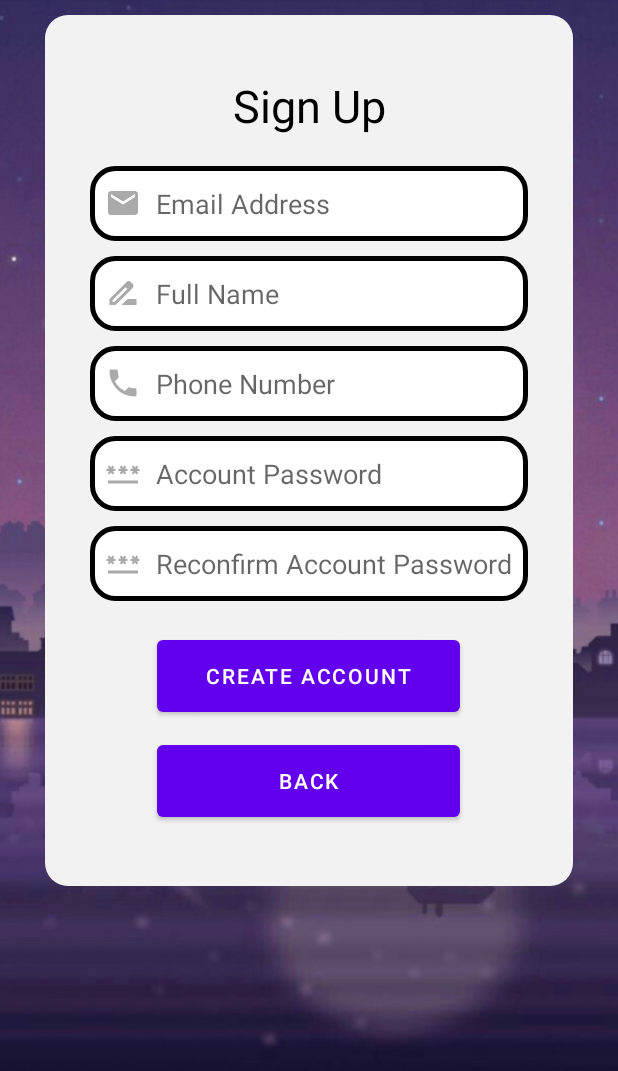
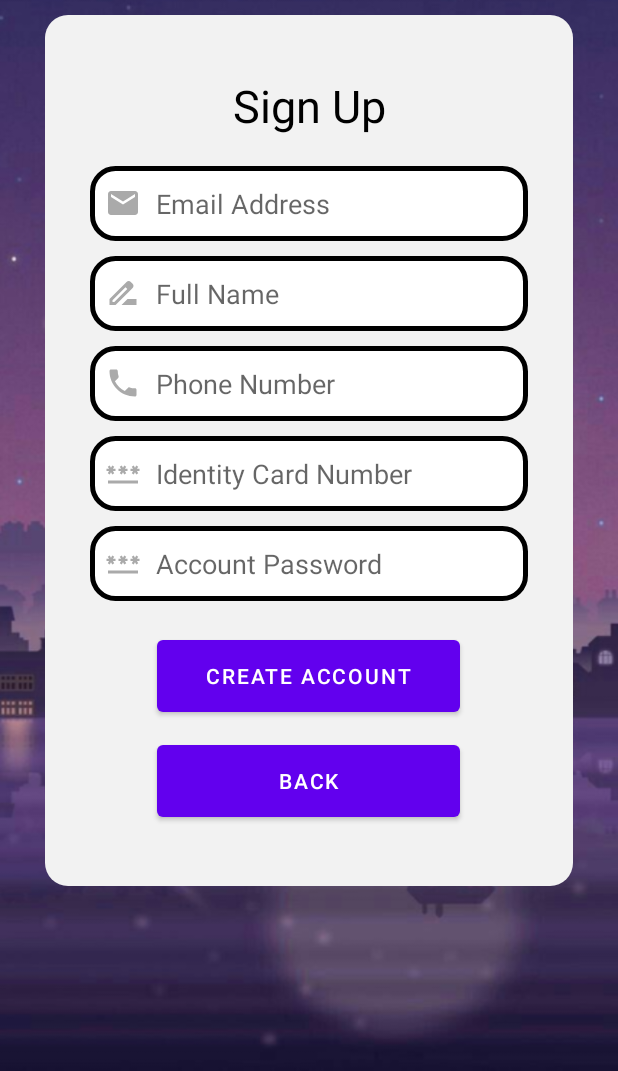
Before and after one commit to mikey6767/KovidTracker, an Android app: the screen it shows after launch (SignupActivity), after a tap on "SIGN UP", on a phone screen of 412 x 824 dp, the part 165-1236 px from its top. Run offline under Robolectric (Android 15) with nearby library versions, the phone set to English and light mode, and no system bars; our stand-ins replace Firebase (no records; nobody signed in at launch, a user with empty details on screens opened directly); 1 other tap on this screen came first.

Commit message:
added user login and register

```diff
--- a/app/build.gradle
+++ b/app/build.gradle
@@ -39,6 +39,9 @@ dependencies {
     implementation 'com.google.android.material:material:1.4.0'
     implementation 'androidx.constraintlayout:constraintlayout:2.0.4'
     implementation 'androidx.legacy:legacy-support-v4:1.0.0'
+    implementation 'com.google.firebase:firebase-database:20.0.5'
+    implementation 'com.google.firebase:firebase-firestore:24.1.2'
+    implementation 'com.google.firebase:firebase-auth:21.0.5'
     testImplementation 'junit:junit:4.13.2'
     androidTestImplementation 'androidx.test.ext:junit:1.1.3'
     androidTestImplementation 'androidx.test.espresso:espresso-core:3.4.0'
--- /dev/null
+++ b/app/src/main/java/com/example/kovidtracker/LoginActivity.java
@@ -0,0 +1,89 @@
+package com.example.kovidtracker;
+
+import androidx.annotation.NonNull;
+import androidx.appcompat.app.AppCompatActivity;
+
+import android.content.Intent;
+import android.os.Bundle;
+import android.text.TextUtils;
+import android.view.View;
+import android.widget.Button;
+import android.widget.EditText;
+import android.widget.TextView;
+import android.widget.Toast;
+
+import com.google.android.gms.tasks.OnCompleteListener;
+import com.google.android.gms.tasks.Task;
+import com.google.firebase.auth.AuthResult;
+import com.google.firebase.auth.FirebaseAuth;
+
+public class LoginActivity extends AppCompatActivity {
+
+    FirebaseAuth auth;
+
+    EditText mEmail,mPassword;
+
+    Button mSignupBtn;
+    Button mLoginBtn;
+
+    @Override
+    protected void onCreate(Bundle savedInstanceState) {
+        super.onCreate(savedInstanceState);
+        setContentView(R.layout.activity_login);
+
+        mEmail = findViewById(R.id.et_loginEmail);
+        mPassword = findViewById(R.id.et_loginPassword);
+        mSignupBtn = findViewById(R.id.btn_signup);
+        mLoginBtn = findViewById(R.id.btn_login);
+        auth = FirebaseAuth.getInstance();
+
+        mSignupBtn.setOnClickListener(new View.OnClickListener() {
+            public void onClick(View v) {
+                Intent intent = new Intent(LoginActivity.this, SignupActivity.class);
+                startActivity(intent);
+                //finish();
+            }
+        });
+
+
+        mLoginBtn.setOnClickListener(new View.OnClickListener() {
+            @Override
+            public void onClick(View v) {
+
+                String email = mEmail.getText().toString().trim();
+                String password = mPassword.getText().toString().trim();
+
+                if(TextUtils.isEmpty(email)){
+                    mEmail.setError("Email is Required!");
+                    return;
+                }
+
+                if(TextUtils.isEmpty(password)){
+                    mPassword.setError("Password is Required!");
+                    return;
+                }
+
+                if(password.length() < 6){
+                    mPassword.setError("Password Must be More Than 6 Characters");
+                    return;
+                }
+
+                // authenticate the user
+
+                auth.signInWithEmailAndPassword(email,password).addOnCompleteListener(new OnCompleteListener<AuthResult>() {
+                    @Override
+                    public void onComplete(@NonNull Task<AuthResult> task) {
+                        if(task.isSuccessful()){
+                            Toast.makeText(LoginActivity.this, "Logged in Successfully. Welcome!", Toast.LENGTH_SHORT).show();
+                            startActivity(new Intent(getApplicationContext(),MainActivity.class));
+                        }else {
+                            Toast.makeText(LoginActivity.this, "Login Error! Is Your Email or Password Correct?" + task.getException().getMessage(), Toast.LENGTH_SHORT).show();
+                        }
+
+                    }
+                });
+
+            }
+        });
+    }
+}
--- a/app/src/main/java/com/example/kovidtracker/LoginActivity.kt
+++ /dev/null
@@ -1,27 +0,0 @@
-package com.example.kovidtracker
-
-import android.content.Intent
-import androidx.appcompat.app.AppCompatActivity
-import android.os.Bundle
-import android.widget.Button
-
-class LoginActivity : AppCompatActivity() {
-    override fun onCreate(savedInstanceState: Bundle?) {
-        super.onCreate(savedInstanceState)
-        setContentView(R.layout.activity_login)
-
-        val btn_login = findViewById<Button>(R.id.btn_login)
-        btn_login.setOnClickListener {
-            val intent = Intent(this, MainActivity::class.java)
-            startActivity(intent)
-        }
-
-        val btn_signup = findViewById<Button>(R.id.btn_signup)
-        btn_signup.setOnClickListener {
-            val intent = Intent(this, SignupActivity::class.java)
-            startActivity(intent)
-        }
-    }
-
-
-}
--- /dev/null
+++ b/app/src/main/java/com/example/kovidtracker/SignupActivity.java
@@ -0,0 +1,166 @@
+package com.example.kovidtracker;
+
+import android.content.Intent;
+import android.os.Bundle;
+import android.text.TextUtils;
+import android.util.Log;
+import android.view.View;
+import android.widget.Button;
+import android.widget.EditText;
+import android.widget.ProgressBar;
+import android.widget.TextView;
+import android.widget.Toast;
+
+import androidx.annotation.NonNull;
+import androidx.appcompat.app.AppCompatActivity;
+
+import com.example.kovidtracker.LoginActivity;
+import com.google.android.gms.tasks.OnCompleteListener;
+import com.google.android.gms.tasks.OnFailureListener;
+import com.google.android.gms.tasks.OnSuccessListener;
+import com.google.android.gms.tasks.Task;
+import com.google.firebase.auth.AuthResult;
+import com.google.firebase.auth.FirebaseAuth;
+import com.google.firebase.auth.FirebaseUser;
+import com.google.firebase.firestore.DocumentReference;
+import com.google.firebase.firestore.FirebaseFirestore;
+
+import java.util.HashMap;
+import java.util.Map;
+
+public class SignupActivity extends AppCompatActivity {
+    public static final String TAG = "TAG";
+    EditText mName,mEmail,mPassword,mPhone, mIC;
+    Button mRegisterBtn;
+    TextView mBackBtn;
+    FirebaseAuth auth;
+    ProgressBar progressBar;
+    FirebaseFirestore fStore;
+    String userID;
+
+    @Override
+    protected void onCreate(Bundle savedInstanceState) {
+        super.onCreate(savedInstanceState);
+        setContentView(R.layout.activity_signup);
+
+        mName   = findViewById(R.id.et_registerFullName);
+        mIC   = findViewById(R.id.et_registerIC);
+        mPhone   = findViewById(R.id.et_registerPhoneNumber);
+        mEmail   = findViewById(R.id.et_registerEmail);
+        mPassword   = findViewById(R.id.et_registerPassword);
+        mRegisterBtn = findViewById(R.id.btn_register);
+        mBackBtn = findViewById(R.id.btn_backlogin);
+
+        auth = FirebaseAuth.getInstance();
+        fStore = FirebaseFirestore.getInstance();
+
+        if(auth.getCurrentUser() != null){
+            startActivity(new Intent(getApplicationContext(),MainActivity.class));
+            finish();
+        }
+
+
+        mRegisterBtn.setOnClickListener(new View.OnClickListener() {
+            @Override
+            public void onClick(View v) {
+                final String email = mEmail.getText().toString().trim();
+                String password = mPassword.getText().toString().trim();
+                final String fullName = mName.getText().toString();
+                final String phone    = mPhone.getText().toString();
+                final String IC    = mIC.getText().toString();
+
+                if(TextUtils.isEmpty(fullName)){
+                    mName.setError("Name is Required!");
+                    return;
+                }
+
+                if(TextUtils.isEmpty(phone)){
+                    mPhone.setError("Phone is Required!");
+                    return;
+                }
+
+                if(TextUtils.isEmpty(IC)){
+                    mIC.setError("IC is Required!");
+                    return;
+                }
+
+                if(TextUtils.isEmpty(email)){
+                    mEmail.setError("Email is Required!");
+                    return;
+                }
+
+                if(TextUtils.isEmpty(password)){
+                    mPassword.setError("Password is Required!");
+                    return;
+                }
+
+                if(password.length() < 6){
+                    mPassword.setError("Password Must be More Than Characters");
+                    return;
+                }
+
+
+                // register the user in firebase
+
+                auth.createUserWithEmailAndPassword(email,password).addOnCompleteListener(new OnCompleteListener<AuthResult>() {
+                    @Override
+                    public void onComplete(@NonNull Task<AuthResult> task) {
+                        if(task.isSuccessful()){
+
+                            // send verification link
+
+                            FirebaseUser fuser = auth.getCurrentUser();
+                            fuser.sendEmailVerification().addOnSuccessListener(new OnSuccessListener<Void>() {
+                                @Override
+                                public void onSuccess(Void aVoid) {
+                                    Toast.makeText(SignupActivity.this, "Verification Email Has been Sent. Please Check Your Email.", Toast.LENGTH_SHORT).show();
+                                }
+                            }).addOnFailureListener(new OnFailureListener() {
+                                @Override
+                                public void onFailure(@NonNull Exception e) {
+                                    Log.d(TAG, "onFailure: Email not sent " + e.getMessage());
+                                }
+                            });
+
+                            Toast.makeText(SignupActivity.this, "User Created.", Toast.LENGTH_SHORT).show();
+                            userID = auth.getCurrentUser().getUid();
+                            DocumentReference documentReference = fStore.collection("users").document(userID);
+                            Map<String,Object> user = new HashMap<>();
+                            user.put("fName",fullName);
+                            user.put("email",email);
+                            user.put("phone",phone);
+                            user.put("IC",IC);
+                            documentReference.set(user).addOnSuccessListener(new OnSuccessListener<Void>() {
+                                @Override
+                                public void onSuccess(Void aVoid) {
+                                    Log.d(TAG, "onSuccess: user Profile is created for "+ userID);
+                                }
+                            }).addOnFailureListener(new OnFailureListener() {
+                                @Override
+                                public void onFailure(@NonNull Exception e) {
+                                    Log.d(TAG, "onFailure: " + e.toString());
+                                }
+                            });
+                            startActivity(new Intent(getApplicationContext(),MainActivity.class));
+
+                        }else {
+                            Toast.makeText(SignupActivity.this, "Error ! " + task.getException().getMessage(), Toast.LENGTH_SHORT).show();
+                            progressBar.setVisibility(View.GONE);
+                        }
+                    }
+                });
+            }
+        });
+
+
+
+        mBackBtn.setOnClickListener(new View.OnClickListener() {
+            @Override
+            public void onClick(View v) {
+                startActivity(new Intent(getApplicationContext(), LoginActivity.class));
+                finish();
+            }
+        });
+
+    }
+}
--- a/app/src/main/java/com/example/kovidtracker/SignupActivity.kt
+++ /dev/null
@@ -1,25 +0,0 @@
-package com.example.kovidtracker
-
-import android.content.Intent
-import androidx.appcompat.app.AppCompatActivity
-import android.os.Bundle
-import android.widget.Button
-
-class SignupActivity : AppCompatActivity() {
-    override fun onCreate(savedInstanceState: Bundle?) {
-        super.onCreate(savedInstanceState)
-        setContentView(R.layout.activity_signup)
-
-        val btn_register = findViewById<Button>(R.id.btn_register)
-        btn_register.setOnClickListener {
-            val intent = Intent(this, LoginActivity::class.java)
-            startActivity(intent)
-        }
-
-        val btn_backlogin = findViewById<Button>(R.id.btn_backlogin)
-        btn_backlogin.setOnClickListener {
-            val intent = Intent(this, LoginActivity::class.java)
-            startActivity(intent)
-        }
-    }
-}
--- a/app/src/main/res/layout/activity_signup.xml
+++ b/app/src/main/res/layout/activity_signup.xml
@@ -85,7 +85,7 @@
             android:inputType="phone" />
 
         <EditText
-            android:id="@+id/et_registerPassword"
+            android:id="@+id/et_registerIC"
             android:layout_width="match_parent"
             android:layout_height="50dp"
             android:layout_below="@+id/et_registerPhoneNumber"
@@ -97,14 +97,14 @@
             android:drawableLeft="@drawable/ic_baseline_password_24"
             android:drawablePadding="10dp"
             android:ems="10"
-            android:hint="Account Password"
+            android:hint="Identity Card Number"
             android:inputType="textPassword" />
 
         <EditText
-            android:id="@+id/et_registerConfirmPassword"
+            android:id="@+id/et_registerPassword"
             android:layout_width="match_parent"
             android:layout_height="50dp"
-            android:layout_below="@+id/et_registerPassword"
+            android:layout_below="@+id/et_registerIC"
             android:layout_centerHorizontal="true"
             android:layout_gravity="center"
             android:layout_marginLeft="60dp"
@@ -114,14 +114,14 @@
             android:drawableLeft="@drawable/ic_baseline_password_24"
             android:drawablePadding="10dp"
             android:ems="10"
-            android:hint="Reconfirm Account Password"
+            android:hint="Account Password"
             android:inputType="textPassword" />
 
         <Button
             android:id="@+id/btn_register"
             android:layout_width="match_parent"
             android:layout_height="60dp"
-            android:layout_below="@+id/et_registerConfirmPassword"
+            android:layout_below="@+id/et_registerPassword"
             android:layout_centerHorizontal="true"
             android:layout_gravity="center"
             android:layout_marginLeft="150dp"
```
